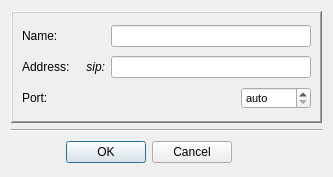
Before: the Qt Designer form Homer/forms/ContactEditDialog.ui in Homer-Conferencing/Homer-Conferencing, drawn with Qt 5.
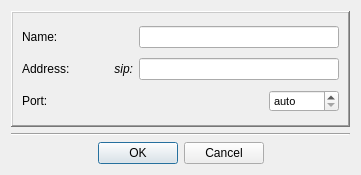
After: the same form once the commit is applied. Icons and pictures are not drawn.

```diff
--- a/Homer/forms/ContactEditDialog.ui
+++ b/Homer/forms/ContactEditDialog.ui
@@ -6,8 +6,8 @@
    <rect>
     <x>0</x>
     <y>0</y>
-    <width>333</width>
-    <height>177</height>
+    <width>361</width>
+    <height>175</height>
    </rect>
   </property>
   <property name="sizePolicy">
@@ -51,13 +51,13 @@
           </property>
           <property name="minimumSize">
            <size>
-            <width>70</width>
+            <width>80</width>
             <height>16</height>
            </size>
           </property>
           <property name="maximumSize">
            <size>
-            <width>70</width>
+            <width>80</width>
             <height>16</height>
            </size>
           </property>
@@ -117,13 +117,13 @@
           </property>
           <property name="minimumSize">
            <size>
-            <width>0</width>
+            <width>80</width>
             <height>16</height>
            </size>
           </property>
           <property name="maximumSize">
            <size>
-            <width>16777215</width>
+            <width>80</width>
             <height>16</height>
            </size>
           </property>
@@ -198,13 +198,13 @@
           </property>
           <property name="minimumSize">
            <size>
-            <width>70</width>
+            <width>80</width>
             <height>16</height>
            </size>
           </property>
           <property name="maximumSize">
            <size>
-            <width>70</width>
+            <width>80</width>
             <height>16</height>
            </size>
           </property>
@@ -279,18 +279,6 @@
    </item>
    <item>
     <widget class="QDialogButtonBox" name="mBb">
-     <property name="minimumSize">
-      <size>
-       <width>276</width>
-       <height>28</height>
-      </size>
-     </property>
-     <property name="maximumSize">
-      <size>
-       <width>276</width>
-       <height>28</height>
-      </size>
-     </property>
      <property name="orientation">
       <enum>Qt::Horizontal</enum>
      </property>
```
